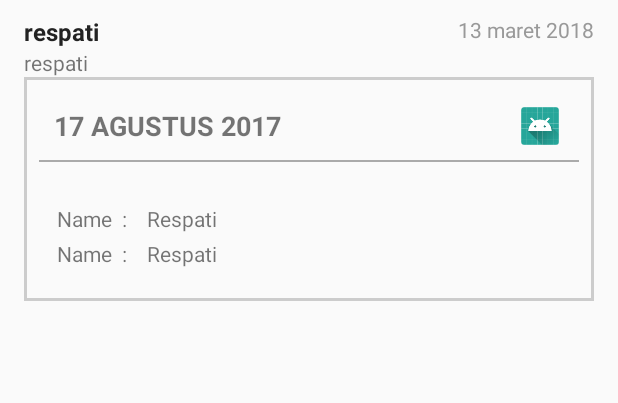
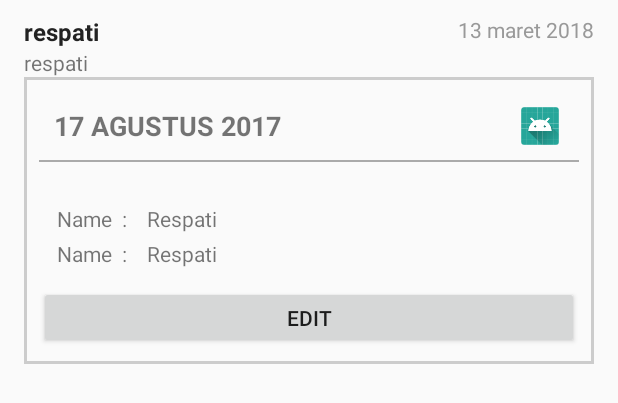
Before and after one commit to respati123/attendance, an Android app: the layout schedule_list_row.xml on its own in the app's theme, with its tools: preview values and no code run, on a phone screen of 412 x 824 dp. Shown: the top 403 px of the screen. Run offline under Robolectric (Android 15) with nearby library versions, the phone set to English and light mode, and no system bars; Roboto replaces fonts that are not available here.

Commit message:
edit schedule wip

```diff
--- a/app/src/main/AndroidManifest.xml
+++ b/app/src/main/AndroidManifest.xml
@@ -17,7 +17,8 @@
         android:theme="@style/AppTheme">
         <activity
             android:name=".WelcomeActivity"
-            android:theme="@style/WelcomeScreenTheme" />
+            android:theme="@style/WelcomeScreenTheme">
+        </activity>
         <activity
             android:name=".NavigationDrawerActivity"
             android:label="@string/title_activity_navigation_drawer"
--- a/app/src/main/java/com/example/acer/attandance_free_feature/CheckInActivity.java
+++ b/app/src/main/java/com/example/acer/attandance_free_feature/CheckInActivity.java
@@ -45,6 +45,7 @@ import java.text.DateFormat;
 import java.text.SimpleDateFormat;
 import java.util.ArrayList;
 import java.util.Date;
+import java.time.*;
 import java.util.List;
 
 public class CheckInActivity extends AppCompatActivity implements MapEventsReceiver{
--- a/app/src/main/java/com/example/acer/attandance_free_feature/ScheduleActivity.java
+++ b/app/src/main/java/com/example/acer/attandance_free_feature/ScheduleActivity.java
@@ -105,6 +105,9 @@ public class ScheduleActivity extends AppCompatActivity implements View.OnClickL
 
         btn_save.setOnClickListener(this);
         btn_cancel.setOnClickListener(this);
+
+        //check if from edit
+        //if edit add extras to edit text
     }
 
     @TargetApi(Build.VERSION_CODES.N)
@@ -209,6 +212,8 @@ public class ScheduleActivity extends AppCompatActivity implements View.OnClickL
             case R.id.save:
                 if(validationField()){
 
+                    //check if edit mode, update data
+
                     AsyncTaskInsertSchedule asyncTaskInsertSchedule = new AsyncTaskInsertSchedule(getValuefromView(), this, btn_save, wvm);
                     asyncTaskInsertSchedule.execute();
                     btn_save.setEnabled(false);
--- a/app/src/main/java/com/example/acer/attandance_free_feature/ScheduleMainActivity.java
+++ b/app/src/main/java/com/example/acer/attandance_free_feature/ScheduleMainActivity.java
@@ -223,6 +223,15 @@ public class ScheduleMainActivity extends AppCompatActivity {
         finish();
     }
 
+    public void goToEditForm(){
+        Intent intent = new Intent(this, ScheduleActivity.class);
+
+        //get schedule chosen
+        //put extras
+        //start activity
+
+    }
+
     //    private void prepareMovieData() {
 //
 //        Movie movie = new Movie("Mad Max: Fury Road", "Action & Adventure", "2015");
--- a/app/src/main/java/com/example/acer/attandance_free_feature/db/dao/AbsensiDao.java
+++ b/app/src/main/java/com/example/acer/attandance_free_feature/db/dao/AbsensiDao.java
@@ -26,6 +26,8 @@ public interface AbsensiDao {
     @Delete
     void Delete(Absensi absensi);
 
+    @Query("SELECT * FROM absensi,schedule WHERE absensi.id_schedules = schedule.id_schedule")
+    List<Absensi> getDataCheckIn();
 
     @Query("SELECT absensi.*, schedule.* FROM absensi INNER JOIN schedule ON absensi.id_schedules = schedule.id_schedule WHERE absensi.ab_date  BETWEEN :from AND :to  ORDER BY ab_date ASC, ab_time ASC")
     LiveData<List<AbsensiAndSchedule>> getAllAbsensiRelationSchedule(String from, String to);
--- a/app/src/main/java/com/example/acer/attandance_free_feature/db/entities/Absensi.java
+++ b/app/src/main/java/com/example/acer/attandance_free_feature/db/entities/Absensi.java
@@ -33,6 +33,7 @@ public class Absensi {
         this.image = image;
         this.type = type;
     }
+    public Absensi(){}
     @PrimaryKey(autoGenerate = true)
     @NonNull
     @ColumnInfo(name = "id")
--- a/app/src/main/res/layout/schedule_list_row.xml
+++ b/app/src/main/res/layout/schedule_list_row.xml
@@ -44,12 +44,12 @@
 
 
     <LinearLayout
+        android:id="@+id/linierlayout"
+        android:layout_width="match_parent"
+        android:layout_height="191dp"
         android:layout_below="@+id/relative"
-        android:layout_width="match_parent"
-        android:layout_height="wrap_content"
-        android:id="@+id/linierlayout"
-        android:orientation="vertical"
-        android:background="@drawable/customeborder">
+        android:background="@drawable/customeborder"
+        android:orientation="vertical">
 
         <LinearLayout
             android:layout_width="match_parent"
@@ -60,17 +60,17 @@
             <TextView
                 android:layout_width="wrap_content"
                 android:layout_height="wrap_content"
+                android:layout_weight="1"
                 android:text="17 agustus 2017"
-                android:layout_weight="1"
+                android:textAllCaps="true"
                 android:textSize="18dp"
-                android:textStyle="bold"
-                android:textAllCaps="true" />
+                android:textStyle="bold" />
 
             <ImageView
+                android:id="@+id/close"
                 android:layout_width="32dp"
                 android:layout_height="25dp"
-                android:src="@mipmap/ic_launcher"
-                android:id="@+id/close"/>
+                android:src="@mipmap/ic_launcher" />
 
 
         </LinearLayout>
@@ -78,13 +78,13 @@
         <View
             android:layout_width="match_parent"
             android:layout_height="1dp"
-            android:background="@android:color/darker_gray"/>
+            android:background="@android:color/darker_gray" />
 
 
         <LinearLayout
-            android:layout_marginTop="@dimen/activity_horizontal_margin"
             android:layout_width="match_parent"
             android:layout_height="wrap_content"
+            android:layout_marginTop="@dimen/activity_horizontal_margin"
             android:orientation="vertical"
             android:padding="10dp">
 
@@ -97,14 +97,16 @@
                 <TextView
                     android:layout_width="60dp"
                     android:layout_height="wrap_content"
-                    android:text="Name  :"/>
+                    android:text="Name  :" />
+
                 <TextView
                     android:layout_width="wrap_content"
                     android:layout_height="wrap_content"
                     android:layout_weight="1"
-                    android:text="Respati"/>
+                    android:text="Respati" />
 
             </LinearLayout>
+
             <LinearLayout
                 android:layout_width="match_parent"
                 android:layout_height="wrap_content"
@@ -114,16 +116,24 @@
                 <TextView
                     android:layout_width="60dp"
                     android:layout_height="wrap_content"
-                    android:text="Name  :"/>
+                    android:text="Name  :" />
+
                 <TextView
                     android:layout_width="match_parent"
                     android:layout_height="wrap_content"
                     android:layout_weight="1"
-                    android:text="Respati"/>
+                    android:text="Respati" />
 
             </LinearLayout>
 
         </LinearLayout>
 
+        <Button
+            android:id="@+id/edit_schedule_btn"
+            android:layout_width="match_parent"
+            android:layout_height="wrap_content"
+            android:onClick="goToEditForm"
+            android:text="Edit" />
+
     </LinearLayout>
 </RelativeLayout>
```
